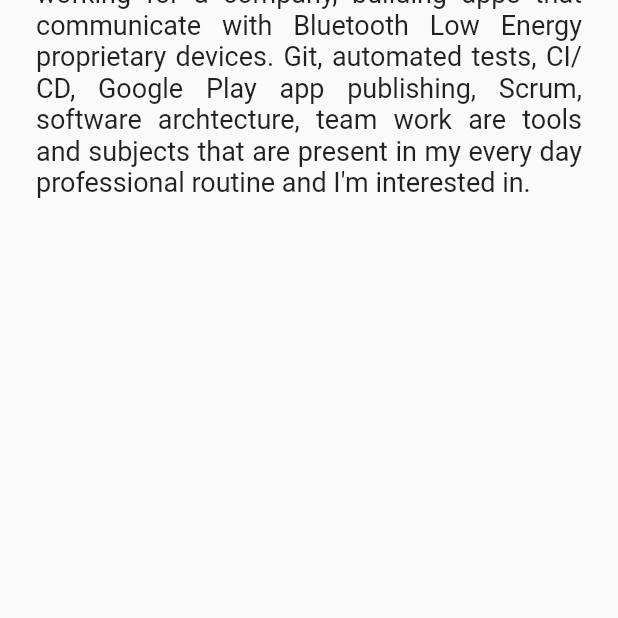
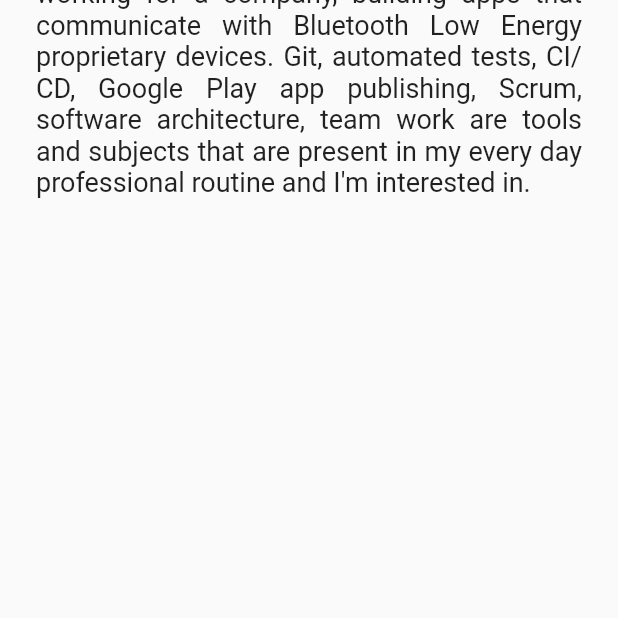
Before and after one commit to matgar/profile_web, a Flutter app: the screen it shows after launch, on a phone screen of 412 x 824 dp, the part 618-1236 px from its top. Run offline on Flutter 3.47's test engine with Material 2 defaults, Android fonts, the phone set to English and light mode, and no system bars.

Commit message:
Typo
Fixing a typo on profile description

```diff
--- a/lib/strings.dart
+++ b/lib/strings.dart
@@ -1,5 +1,5 @@
 class Strings {
   const Strings._();
 
-  static const String profileDescription = 'Hi, I\'m a software developer focused on creating mobile applications, mainly for Android (native and Flutter). Currently, I\'m working for a company, building apps that communicate with Bluetooth Low Energy proprietary devices. Git, automated tests, CI/CD, Google Play app publishing, Scrum, software archtecture, team work are tools and subjects that are present in my every day professional routine and I\'m interested in.';
+  static const String profileDescription = 'Hi, I\'m a software developer focused on creating mobile applications, mainly for Android (native and Flutter). Currently, I\'m working for a company, building apps that communicate with Bluetooth Low Energy proprietary devices. Git, automated tests, CI/CD, Google Play app publishing, Scrum, software architecture, team work are tools and subjects that are present in my every day professional routine and I\'m interested in.';
 }
```
